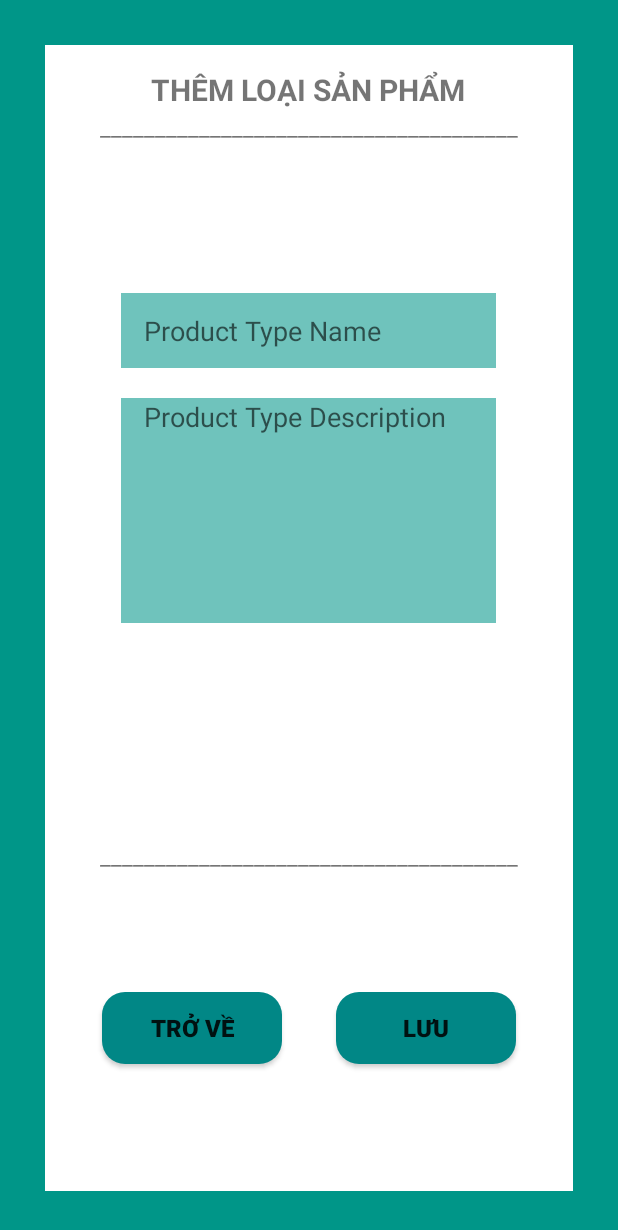
After one commit to dangthiminhngoc356/AppBanTraiCay, an Android app: the AddProductTypeActivity screen opened directly, with no data from a screen before it, on a phone screen of 412 x 824 dp. The commit adds this screen. Shown: the top 1230 px of the screen. Run offline under Robolectric (Android 15) with nearby library versions, the phone set to English and light mode, and no system bars; our stand-ins replace Firebase (no records; nobody signed in at launch, a user with empty details on screens opened directly).

Commit message:
Add manager Product Type

```diff
--- /dev/null
+++ b/app/src/main/java/com/example/appbantraicay/AddProductTypeActivity.java
@@ -0,0 +1,113 @@
+package com.example.appbantraicay;
+
+import androidx.annotation.NonNull;
+import androidx.appcompat.app.AppCompatActivity;
+
+import android.content.Intent;
+import android.os.Bundle;
+import android.view.View;
+import android.widget.Button;
+import android.widget.EditText;
+import android.widget.Toast;
+
+import com.example.appbantraicay.model.ProductType;
+import com.google.firebase.database.DataSnapshot;
+import com.google.firebase.database.DatabaseError;
+import com.google.firebase.database.DatabaseReference;
+import com.google.firebase.database.FirebaseDatabase;
+import com.google.firebase.database.ValueEventListener;
+
+import java.util.HashMap;
+
+public class AddProductTypeActivity extends AppCompatActivity {
+    EditText name, descrip;
+    Button save, cancel;
+    String ID;
+
+    @Override
+    protected void onCreate(Bundle savedInstanceState) {
+        super.onCreate(savedInstanceState);
+        setContentView(R.layout.activity_add_product_type);
+        matching();
+        Bundle bundle = getIntent().getExtras();
+        if (bundle != null) {
+            ID = bundle.getString("ID");
+            if (!ID.equals("Add")) {
+                load();
+            }
+            Luu();
+        }
+    }
+
+    private void Luu() {
+        save.setOnClickListener(new View.OnClickListener() {
+            @Override
+            public void onClick(View v) {
+                DatabaseReference loaisp = FirebaseDatabase.getInstance().getReference("LoaiSP");
+                if (ID.equals("Add")) {
+                    if (name.getText().equals("") || descrip.getText().equals("")) {
+                        Toast.makeText(AddProductTypeActivity.this, "Hãy nhập đầy đủ các trường!", Toast.LENGTH_LONG).show();
+                    } else {
+                        loaisp.addListenerForSingleValueEvent(new ValueEventListener() {
+                            @Override
+                            public void onDataChange(@NonNull DataSnapshot snapshot) {
+                                int maLoaiSp = 0;
+                                for (DataSnapshot data : snapshot.getChildren()) {
+                                    maLoaiSp = Integer.valueOf(data.getKey().split("LSP")[1]) + 1;
+                                }
+                                loaisp.child("LSP" + maLoaiSp).child("MoTa").setValue(descrip.getText().toString());
+                                loaisp.child("LSP" + maLoaiSp).child("TenLoai").setValue(name.getText().toString());
+                                Toast.makeText(AddProductTypeActivity.this, "Đã thêm loại sản phẩm mới!", Toast.LENGTH_LONG).show();
+                                finish();
+                                startActivity(new Intent(AddProductTypeActivity.this, ProductTypeAdminActivity.class));
+                            }
+
+                            @Override
+                            public void onCancelled(@NonNull DatabaseError error) {
+
+                            }
+                        });
+                    }
+                } else {
+                    loaisp.child(ID).child("MoTa").setValue(descrip.getText().toString());
+                    loaisp.child(ID).child("TenLoai").setValue(name.getText().toString());
+                    Toast.makeText(AddProductTypeActivity.this, "Đã lưu chỉnh sửa!", Toast.LENGTH_LONG).show();
+                    finish();
+                    startActivity(new Intent(AddProductTypeActivity.this, ProductTypeAdminActivity.class));
+                }
+            }
+        });
+    }
+
+    private void load() {
+        DatabaseReference loaisp = FirebaseDatabase.getInstance().getReference("LoaiSP");
+        loaisp.child(ID).addListenerForSingleValueEvent(new ValueEventListener() {
+            @Override
+            public void onDataChange(@NonNull DataSnapshot snapshot) {
+                HashMap<String, Object> hashMap = (HashMap<String, Object>) snapshot.getValue();
+                name.setText(hashMap.get("TenLoai").toString());
+                descrip.setText(hashMap.get("MoTa").toString());
+            }
+
+            @Override
+            public void onCancelled(@NonNull DatabaseError error) {
+
+            }
+        });
+
+    }
+
+    private void matching() {
+        name = (EditText) findViewById(R.id.et_productTypeName);
+        descrip = (EditText) findViewById(R.id.et_productTypeDescription);
+        save = (Button) findViewById(R.id.btn_add_save_productType);
+        cancel = (Button) findViewById(R.id.btn_add_cancel_productType);
+        cancel.setOnClickListener(new View.OnClickListener() {
+            @Override
+            public void onClick(View v) {
+                finish();
+                startActivity(new Intent(AddProductTypeActivity.this, ProductTypeAdminActivity.class));
+            }
+        });
+    }
+}
--- a/app/src/main/java/com/example/appbantraicay/AdminActivity.java
+++ b/app/src/main/java/com/example/appbantraicay/AdminActivity.java
@@ -40,6 +40,12 @@ public class AdminActivity extends AppCompatActivity {
                 startActivity(intent);
             }
         });
+        loaisp.setOnClickListener(new View.OnClickListener() {
+            @Override
+            public void onClick(View v) {
+                startActivity(new Intent(AdminActivity.this, ProductTypeAdminActivity.class));
+            }
+        });
     }
 
     private void matching() {
--- /dev/null
+++ b/app/src/main/res/layout/activity_add_product_type.xml
@@ -0,0 +1,115 @@
+<?xml version="1.0" encoding="utf-8"?>
+<androidx.constraintlayout.widget.ConstraintLayout xmlns:android="http://schemas.android.com/apk/res/android"
+    xmlns:app="http://schemas.android.com/apk/res-auto"
+    xmlns:tools="http://schemas.android.com/tools"
+    android:layout_width="match_parent"
+    android:layout_height="match_parent"
+    android:background="#009688"
+    tools:context=".AddProductTypeActivity">
+
+    <androidx.constraintlayout.widget.ConstraintLayout
+        android:layout_width="match_parent"
+        android:layout_height="match_parent"
+        android:layout_margin="30dp"
+        android:background="#FFFFFF"
+        app:layout_constraintEnd_toEndOf="parent"
+        app:layout_constraintStart_toStartOf="parent"
+        app:layout_constraintTop_toTopOf="parent">
+
+        <Button
+            android:id="@+id/btn_add_save_productType"
+            android:layout_width="120dp"
+            android:layout_height="wrap_content"
+            android:background="@drawable/buttons"
+            android:text="lưu"
+            android:textSize="16sp"
+            android:textStyle="bold"
+            app:layout_constraintBottom_toBottomOf="parent"
+            app:layout_constraintEnd_toEndOf="parent"
+            app:layout_constraintHorizontal_bias="0.835"
+            app:layout_constraintStart_toStartOf="parent"
+            app:layout_constraintTop_toBottomOf="@+id/tv_title_name_productType6"
+            app:layout_constraintVertical_bias="0.486" />
+
+        <Button
+            android:id="@+id/btn_add_cancel_productType"
+            android:layout_width="120dp"
+            android:layout_height="wrap_content"
+            android:background="@drawable/buttons"
+            android:text="trở về"
+            android:textSize="16sp"
+            android:textStyle="bold"
+            app:layout_constraintBottom_toBottomOf="parent"
+            app:layout_constraintEnd_toEndOf="parent"
+            app:layout_constraintHorizontal_bias="0.164"
+            app:layout_constraintStart_toStartOf="parent"
+            app:layout_constraintTop_toBottomOf="@+id/tv_title_name_productType6"
+            app:layout_constraintVertical_bias="0.486" />
+
+        <TextView
+            android:id="@+id/tv_title_name_productType5"
+            android:layout_width="wrap_content"
+            android:layout_height="wrap_content"
+            android:text="______________________________________"
+            android:textSize="16sp"
+            app:layout_constraintEnd_toEndOf="parent"
+            app:layout_constraintStart_toStartOf="parent"
+            app:layout_constraintTop_toBottomOf="@+id/tv_title_name_productType4" />
+
+        <TextView
+            android:id="@+id/tv_title_name_productType6"
+            android:layout_width="wrap_content"
+            android:layout_height="wrap_content"
+            android:layout_marginTop="144dp"
+            android:text="______________________________________"
+            android:textSize="16sp"
+            app:layout_constraintEnd_toEndOf="parent"
+            app:layout_constraintStart_toStartOf="parent"
+            app:layout_constraintTop_toBottomOf="@+id/et_productTypeDescription" />
+
+        <TextView
+            android:id="@+id/tv_title_name_productType4"
+            android:layout_width="wrap_content"
+            android:layout_height="wrap_content"
+            android:layout_marginTop="16dp"
+            android:text="THÊM LOẠI SẢN PHẨM"
+            android:textSize="20sp"
+            android:textStyle="bold"
+            app:layout_constraintEnd_toEndOf="parent"
+            app:layout_constraintHorizontal_bias="0.497"
+            app:layout_constraintStart_toStartOf="parent"
+            app:layout_constraintTop_toTopOf="parent" />
+
+        <EditText
+            android:id="@+id/et_productTypeName"
+            android:layout_width="250dp"
+            android:layout_height="50dp"
+            android:layout_marginTop="100dp"
+            android:background="#90009688"
+            android:ems="10"
+            android:hint="Product Type Name"
+            android:inputType="textPersonName"
+            android:paddingStart="15dp"
+            app:layout_constraintEnd_toEndOf="parent"
+            app:layout_constraintHorizontal_bias="0.495"
+            app:layout_constraintStart_toStartOf="parent"
+            app:layout_constraintTop_toBottomOf="@+id/tv_title_name_productType5" />
+
+        <EditText
+            android:id="@+id/et_productTypeDescription"
+            android:layout_width="250dp"
+            android:layout_height="150dp"
+            android:layout_marginTop="20dp"
+            android:background="#90009688"
+            android:ems="10"
+            android:gravity="top"
+            android:hint="Product Type Description"
+            android:inputType="textMultiLine"
+            android:paddingStart="15dp"
+            app:layout_constraintEnd_toEndOf="parent"
+            app:layout_constraintHorizontal_bias="0.495"
+            app:layout_constraintStart_toStartOf="parent"
+            app:layout_constraintTop_toBottomOf="@+id/et_productTypeName" />
+
+    </androidx.constraintlayout.widget.ConstraintLayout>
+</androidx.constraintlayout.widget.ConstraintLayout>
```
Also changed, not shown: app/src/main/AndroidManifest.xml (+6 -1 lines), app/src/main/java/com/example/appbantraicay/ProductTypeAdminActivity.java (added, +85 -0 lines), app/src/main/java/com/example/appbantraicay/ViewHolder/ProductTypeAdapter.java (added, +68 -0 lines), app/src/main/java/com/example/appbantraicay/model/ProductType.java (added, +37 -0 lines), app/src/main/res/layout/activity_product_type_admin.xml (added, +96 -0 lines), app/src/main/res/layout/list_product_type_viewholder.xml (added, +40 -0 lines).
